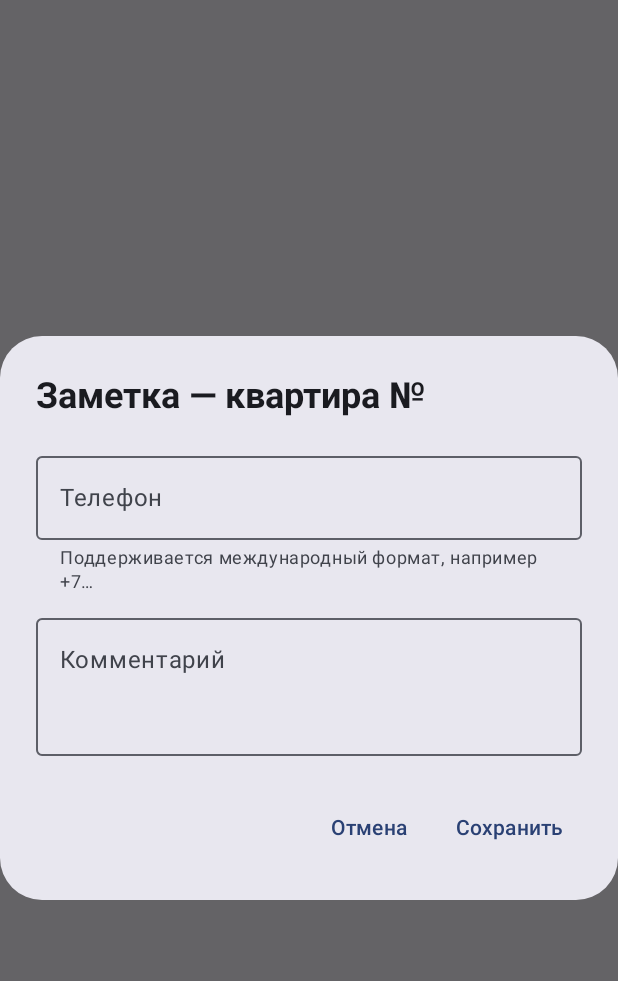
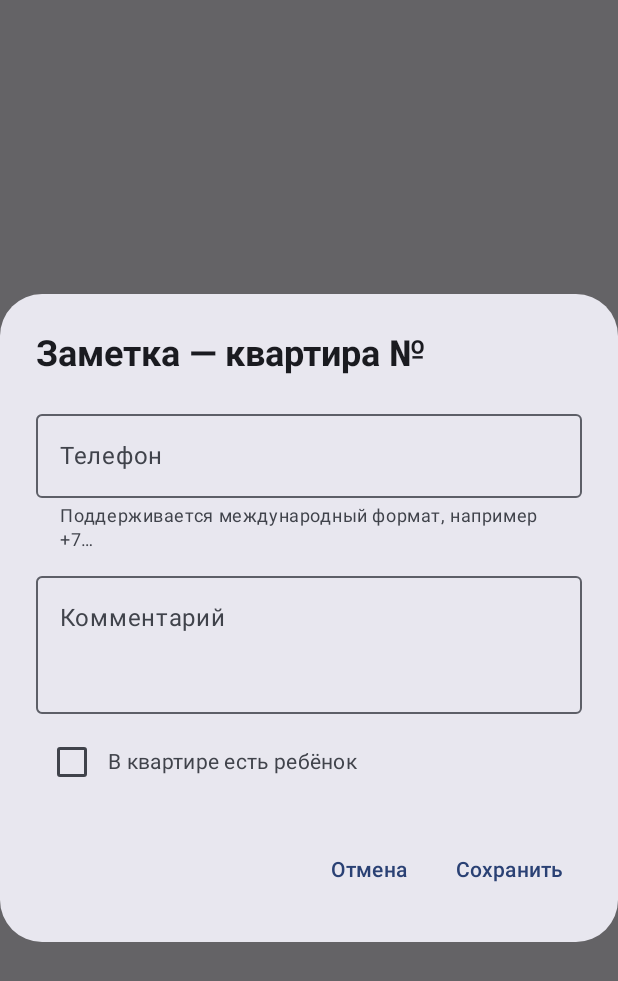
Before and after one commit to mkisten/moy-uchastok, an Android app built with Jetpack Compose: the composable NoteDialog called with empty values, on a phone screen of 412 x 824 dp. Shown: the top 981 px of the screen. Run offline under Robolectric (Android 15) with nearby library versions, the phone set to English and light mode, and no system bars.

Commit message:
Чекбокс «Ребёнок» добавлен в Заметку с плитки (был только в заметке из инфо-окна). Версия 1.3.7

```diff
--- a/app/build.gradle.kts
+++ b/app/build.gradle.kts
@@ -29,8 +29,8 @@ android {
         applicationId = "ru.obkhod.app"
         minSdk = 26
         targetSdk = 35
-        versionCode = 16
-        versionName = "1.3.6"
+        versionCode = 17
+        versionName = "1.3.7"
         vectorDrawables { useSupportLibrary = true }
         manifestPlaceholders["googleRedirectScheme"] = "com.googleusercontent.apps.$googleClientId"
         manifestPlaceholders["appAuthRedirectScheme"] = "com.googleusercontent.apps.$googleClientId"
--- a/app/src/main/java/ru/obkhod/app/ui/entrance/EntranceScreen.kt
+++ b/app/src/main/java/ru/obkhod/app/ui/entrance/EntranceScreen.kt
@@ -843,6 +843,10 @@ private fun NoteDialog(
                     label = { Text("Комментарий") },
                     minLines = 3, modifier = Modifier.fillMaxWidth(),
                 )
+                Row(verticalAlignment = Alignment.CenterVertically) {
+                    Checkbox(checked = hasChild, onCheckedChange = { hasChild = it })
+                    Text(if (isPrivate) "В доме есть ребёнок" else "В квартире есть ребёнок")
+                }
             }
         },
         confirmButton = {
```
